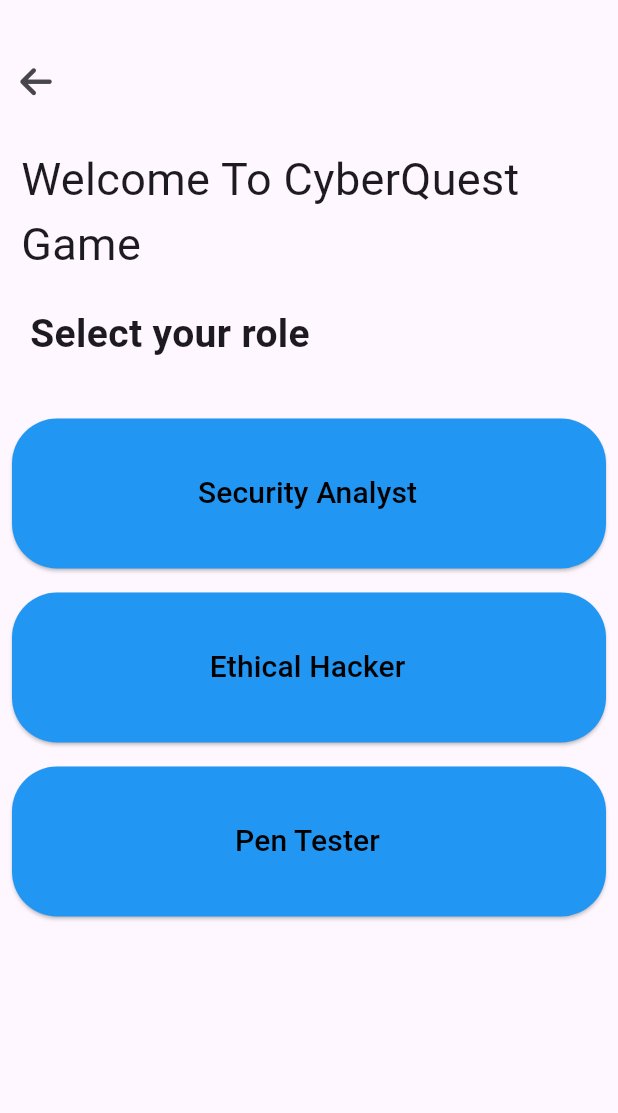
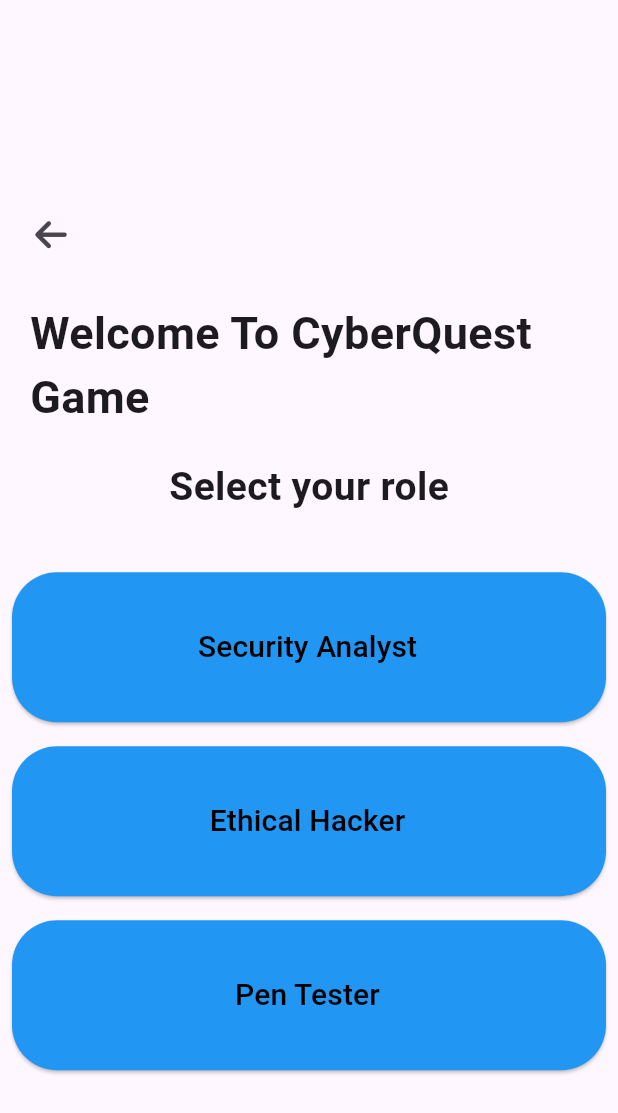
Before and after one commit to mshaheeruddin/CyberQuest-QuizApp, a Flutter app: the screen it shows after launch, on a phone screen of 412 x 824 dp. Shown: the top 1113 px of the screen. Run offline on Flutter 3.47's test engine with Material 2 defaults, Android fonts, the light colour scheme and no system bars; our stand-ins replace audioplayers, circular_countdown_timer, font_awesome_flutter, google_fonts.

Commit message:
Update game_main.dart

```diff
--- a/lib/game_main.dart
+++ b/lib/game_main.dart
@@ -16,54 +16,82 @@
   @override
   Widget build(BuildContext context) {
     return Scaffold(
-
       body: Column(
-        mainAxisAlignment: MainAxisAlignment.start,
-        crossAxisAlignment: CrossAxisAlignment.start,
+        mainAxisAlignment: MainAxisAlignment.center,
+        crossAxisAlignment: CrossAxisAlignment.center,
         children: [
-          Stack(
-            children: [
-              Padding(
-                padding: EdgeInsets.only(top: 30),
-                child: IconButton(onPressed: () {
-                }, icon: FaIcon(FontAwesomeIcons.arrowLeft)),
-              )
-            ],
+          Padding(
+            padding: const EdgeInsets.only(top: 30, left: 10),
+            child: Align(
+              alignment: Alignment.topLeft,
+              child: IconButton(
+                onPressed: () {
+                  // Add functionality for back button
+                },
+                icon: FaIcon(FontAwesomeIcons.arrowLeft),
+              ),
+            ),
           ),
+          SizedBox(height: 20),
           Padding(
-            padding: const EdgeInsets.only(top: 20.0, left: 14),
+            padding: const EdgeInsets.only(left: 20),
             child: Text(
               "Welcome To CyberQuest Game",
-              style: GoogleFonts.adventPro(fontSize: 30),
+              style: GoogleFonts.adventPro(
+                fontSize: 30,
+                fontWeight: FontWeight.bold,
+              ),
             ),
           ),
-
-          Padding(
-            padding: const EdgeInsets.only(top: 20.0, left: 20),
-            child: Text(
-              "Select your role",
-              style: GoogleFonts.adventPro(fontSize: 26, fontWeight: FontWeight.bold),
+          SizedBox(height: 20),
+          Text(
+            "Select your role",
+            style: GoogleFonts.adventPro(
+              fontSize: 26,
+              fontWeight: FontWeight.bold,
             ),
           ),
-          SizedBox(height: 30,),
-          Padding(
-            padding: const EdgeInsets.all(8.0),
-            child: GestureDetector(
-                onTap: () {
-                  Navigator.push(context,
-                      CupertinoPageRoute(builder: (context) => MissionSelectionScreen('Security Analyst')));
-                },
-                child: ButtonWidget('Security Analyst', Colors.blueGrey,Colors.black, 500,100)),
+          SizedBox(height: 30),
+          GestureDetector(
+            onTap: () {
+              Navigator.push(
+                context,
+                CupertinoPageRoute(
+                  builder: (context) => MissionSelectionScreen('Security Analyst'),
+                ),
+              );
+            },
+            child: Padding(
+              padding: const EdgeInsets.all(8.0),
+              child: ButtonWidget(
+                'Security Analyst',
+                Colors.blueGrey,
+                Colors.black,
+                500,
+                100,
+              ),
+            ),
           ),
           Padding(
             padding: const EdgeInsets.all(8.0),
-            child: ButtonWidget('Ethical Hacker', Colors.grey,Colors.black, 500,100),
+            child: ButtonWidget(
+              'Ethical Hacker',
+              Colors.grey,
+              Colors.black,
+              500,
+              100,
+            ),
           ),
           Padding(
             padding: const EdgeInsets.all(8.0),
-            child: ButtonWidget('Pen Tester', Colors.white30,Colors.black, 500,100),
-          )
-
+            child: ButtonWidget(
+              'Pen Tester',
+              Colors.white30,
+              Colors.black,
+              500,
+              100,
+            ),
+          ),
         ],
       ),
     );
```
